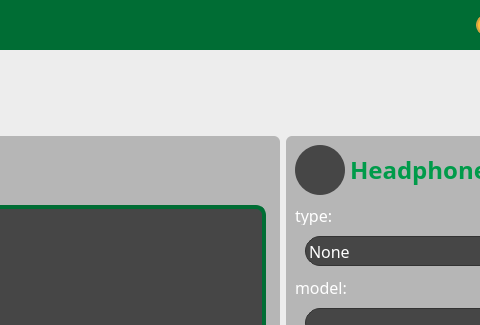
henriquealende/PsychoBox, file Forms/form.ui: the form before one commit; both pictures show x 624 to 1104 and y 0 to 325 of the 1200 by 790 pixel window.
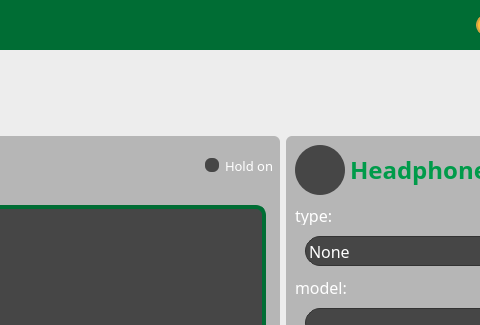
The form after the commit. The open tabs and pages were chosen to show the change. Icons and pictures are not drawn.

```diff
--- a/Forms/form.ui
+++ b/Forms/form.ui
@@ -30,7 +30,28 @@
     <normaloff>:/icons/img/psychobox.png</normaloff>:/icons/img/psychobox.png</iconset>
   </property>
   <property name="styleSheet">
-   <string notr="true"/>
+   <string notr="true">
+QCheckBox{
+	color: rgb(255,255,255);
+}
+QCheckBox::indicator{
+	background-color: rgb(70,70,70);
+	color: rgb(241,102,55);
+	border-radius:6px;
+}
+
+QCheckBox::indicator:checked{
+	background-color: rgb(241,102,55);
+	border: 2px solid rgb(70,70,70);
+}
+
+QCheckBox:disabled{
+ color: rgb(136, 138, 133);
+}
+
+QCheckBox::indicator:checked:disabled{
+	background-color: rgb(136, 138, 133);
+}</string>
   </property>
   <layout class="QVBoxLayout" name="verticalLayout">
    <property name="spacing">
@@ -7624,6 +7645,22 @@
                      </property>
                     </widget>
                    </item>
+                   <item alignment="Qt::AlignRight">
+                    <widget class="QCheckBox" name="checkHold">
+                     <property name="font">
+                      <font>
+                       <family>PF BeauSans Pro</family>
+                       <pointsize>10</pointsize>
+                      </font>
+                     </property>
+                     <property name="text">
+                      <string>Hold on</string>
+                     </property>
+                     <property name="checked">
+                      <bool>false</bool>
+                     </property>
+                    </widget>
+                   </item>
                   </layout>
                  </widget>
                 </item>
```
Left out of the diff: 2 changed lines with no effect on the pictures.
